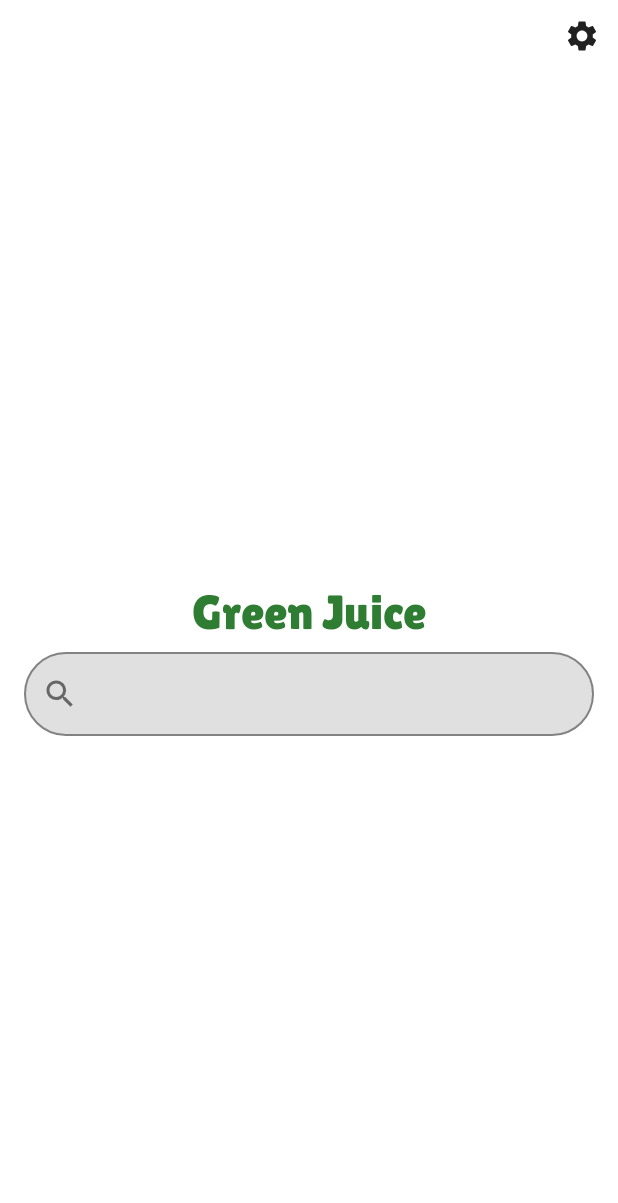
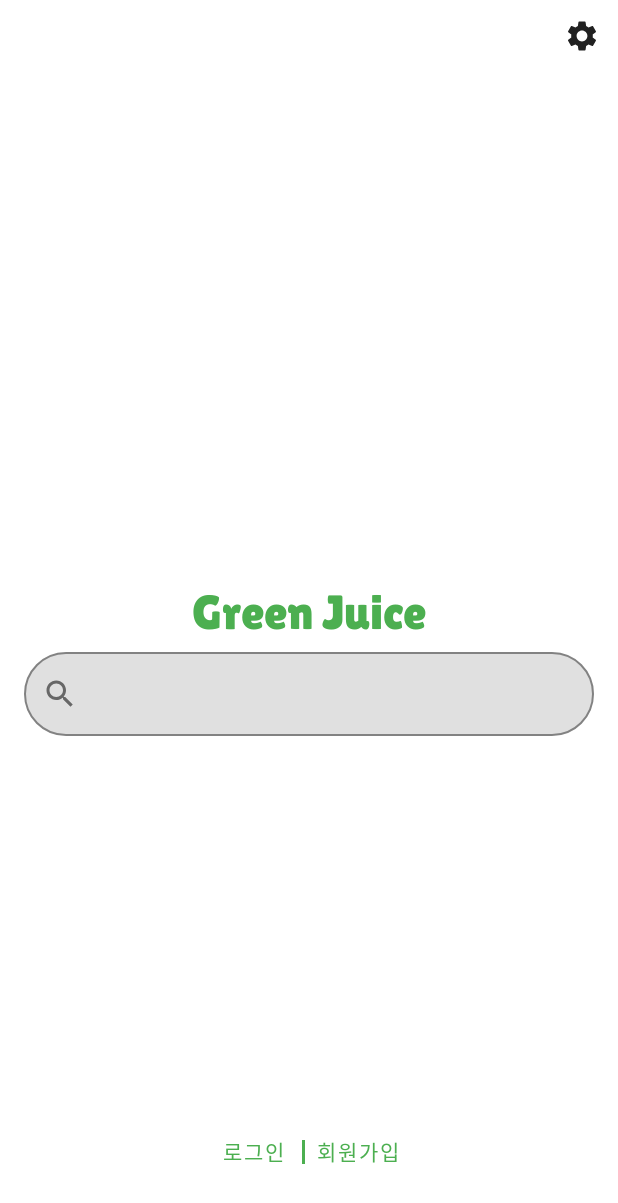
Before and after one commit to Starbow-Break/Green-Juice, an Android app built with Jetpack Compose: the screen it shows after launch (MainActivity), on a phone screen of 412 x 824 dp. Shown: the top 1203 px of the screen. Run offline under Robolectric (Android 15) with nearby library versions, the phone set to English and light mode, and no system bars; libraries missing offline, so code that uses them is left out: com.jakewharton.retrofit2.

Commit message:
로그인, 회원가입 화면 추가, 즐겨찾기 버튼 추가

```diff
--- a/app/src/main/java/com/starbow/greenjuice/GreenJuiceApplication.kt
+++ b/app/src/main/java/com/starbow/greenjuice/GreenJuiceApplication.kt
@@ -32,9 +32,9 @@ class GreenJuiceApplication : Application() {
         super.onCreate()
 
         val okHttpClient = OkHttpClient.Builder()
-            .connectTimeout(1000, TimeUnit.SECONDS)
-            .readTimeout(1000, TimeUnit.SECONDS)
-            .writeTimeout(1000, TimeUnit.SECONDS)
+            .connectTimeout(10, TimeUnit.SECONDS)
+            .readTimeout(300, TimeUnit.SECONDS)
+            .writeTimeout(300, TimeUnit.SECONDS)
             .build()
 
         val retrofitService = Retrofit.Builder()
--- a/app/src/main/java/com/starbow/greenjuice/enum/GreenJuiceScreen.kt
+++ b/app/src/main/java/com/starbow/greenjuice/enum/GreenJuiceScreen.kt
@@ -1,5 +1,9 @@
 package com.starbow.greenjuice.enum
 
 enum class GreenJuiceScreen(val title: String) {
-    MAIN(title = "메인"), RESULT(title = "결과"), SETTING(title = "설정")
+    MAIN(title = "메인"),
+    RESULT(title = "결과"),
+    SETTING(title = "설정"),
+    SIGN_IN(title = "로그인"),
+    SIGN_UP(title = "회원가입")
 }
--- a/app/src/main/java/com/starbow/greenjuice/enum/JuiceColor.kt
+++ b/app/src/main/java/com/starbow/greenjuice/enum/JuiceColor.kt
@@ -2,6 +2,8 @@ package com.starbow.greenjuice.enum
 
 import androidx.annotation.DrawableRes
 import androidx.annotation.StringRes
+import androidx.compose.material.MaterialTheme
+import androidx.compose.material.icons.Icons
 import androidx.compose.ui.graphics.Color
 import com.starbow.greenjuice.R
 import com.starbow.greenjuice.ui.theme.Green500
@@ -10,5 +12,5 @@ import com.starbow.greenjuice.ui.theme.Orange500
 enum class JuiceColor(@StringRes val stringRes: Int, @DrawableRes val imgRes: Int, val color: Color) {
     GREEN(stringRes = R.string.green, imgRes = R.drawable.green_juice, color = Green500),
     ORANGE(stringRes = R.string.orange, imgRes = R.drawable.orange_juice, color = Orange500),
-    RED(stringRes = R.string.red, imgRes = R.drawable.red_juice, color = Color.Red)
+    RED(stringRes = R.string.red, imgRes = R.drawable.red_juice, color = Color.Red),
 }
--- a/app/src/main/java/com/starbow/greenjuice/model/BlogPostItem.kt
+++ b/app/src/main/java/com/starbow/greenjuice/model/BlogPostItem.kt
@@ -26,12 +26,12 @@ data class BlogPostItem(
 
 fun BlogPostItem.toJuiceItem(): JuiceItem {
     val juiceColor = when(juice) {
-        "green", "yellow", "orange", "red" -> JuiceColor.valueOf(juice.uppercase())
-        else -> JuiceColor.GREEN
+        "green", "orange", "red" -> JuiceColor.valueOf(juice.uppercase())
+        else -> null
     }
     val sentiment = when(sentiment) {
         "positive", "neutral", "negative" -> Sentiment.valueOf(sentiment.uppercase())
-        else -> Sentiment.POSITIVE
+        else -> null
     }
     val hashtags = if(hashtags.isBlank() or hashtags.isEmpty()) emptyList()
     else hashtags.split("#").filter{ hashtag ->
--- a/app/src/main/java/com/starbow/greenjuice/model/JuiceItem.kt
+++ b/app/src/main/java/com/starbow/greenjuice/model/JuiceItem.kt
@@ -6,8 +6,8 @@ import com.starbow.greenjuice.enum.Sentiment
 data class JuiceItem(
     val title: String,
     val description: String,
-    val juiceColor: JuiceColor,
-    val sentiment: Sentiment,
+    val juiceColor: JuiceColor?,
+    val sentiment: Sentiment?,
     val hasPowerLink: Boolean,
     val hashtags: List<String>
 )
--- a/app/src/main/java/com/starbow/greenjuice/ui/CommonUi.kt
+++ b/app/src/main/java/com/starbow/greenjuice/ui/CommonUi.kt
@@ -20,6 +20,7 @@ import androidx.compose.ui.text.style.TextAlign
 import androidx.compose.ui.tooling.preview.Preview
 import androidx.compose.ui.unit.dp
 import com.starbow.greenjuice.R
+import com.starbow.greenjuice.ui.theme.Green500
 import com.starbow.greenjuice.ui.theme.Green800
 import com.starbow.greenjuice.ui.theme.GreenJuiceTheme
 import com.starbow.greenjuice.ui.theme.Typography
@@ -33,7 +34,7 @@ fun AppTitle(
         text = stringResource(id = R.string.app_name),
         style = Typography.h1,
         textAlign = TextAlign.Center,
-        color = Green800,
+        color = Green500,
         modifier = modifier
     )
 }
--- a/app/src/main/java/com/starbow/greenjuice/ui/GreenJuiceApp.kt
+++ b/app/src/main/java/com/starbow/greenjuice/ui/GreenJuiceApp.kt
@@ -30,7 +30,7 @@ fun GreenJuiceApp(
     val navController = rememberNavController()
     val backStackEntry by navController.currentBackStackEntryAsState()
 
-    val currentScreen: String = backStackEntry?.destination?.route ?: GreenJuiceScreen.MAIN.name
+    val currentScreenName: String = backStackEntry?.destination?.route ?: GreenJuiceScreen.MAIN.name
 
     val themeState = viewModel.themeState.collectAsState()
     val currentTheme = themeState.value
@@ -44,16 +44,19 @@ fun GreenJuiceApp(
     ) {
         Scaffold(
             topBar = {
-                //설정화면인 경우
-                if (currentScreen == GreenJuiceScreen.SETTING.name) {
+
+                when(val currentScreen = GreenJuiceScreen.valueOf(currentScreenName)) {
+                    GreenJuiceScreen.SETTING,
+                    GreenJuiceScreen.SIGN_IN,
+                    GreenJuiceScreen.SIGN_UP ->
                         GreenJuiceTopBar(
-                        title = GreenJuiceScreen.SETTING.title,
+                            title = currentScreen.title,
                             canNavigateBack = navController.previousBackStackEntry != null,
                             navigateUp = { navController.navigateUp() },
                         )
-                } else {
+                    else ->
                         GreenJuiceCustomTopBar(
-                        showTitle = currentScreen == GreenJuiceScreen.RESULT.name,
+                            showTitle = currentScreen == GreenJuiceScreen.RESULT,
                             canNavigateBack = navController.previousBackStackEntry != null,
                             navigateUp = { navController.navigateUp() },
                             navigateSettings = { navController.navigate(GreenJuiceScreen.SETTING.name) }
--- a/app/src/main/java/com/starbow/greenjuice/ui/navigation/GreenJuiceNavHost.kt
+++ b/app/src/main/java/com/starbow/greenjuice/ui/navigation/GreenJuiceNavHost.kt
@@ -23,10 +23,7 @@ import com.starbow.greenjuice.enum.GreenJuiceTheme
 import com.starbow.greenjuice.enum.JuiceColor
 import com.starbow.greenjuice.enum.Sentiment
 import com.starbow.greenjuice.ui.AppViewModelProvider
-import com.starbow.greenjuice.ui.screen.FilterDialog
-import com.starbow.greenjuice.ui.screen.MainScreen
-import com.starbow.greenjuice.ui.screen.SearchResultScreen
-import com.starbow.greenjuice.ui.screen.SettingScreen
+import com.starbow.greenjuice.ui.screen.*
 import com.starbow.greenjuice.ui.viewmodel.GreenJuiceNavHostViewModel
 
 @Composable
@@ -118,8 +115,22 @@ fun GreenJuiceNavHost(
                         viewModel.search()
                     }
                 },
-                onClearQuery = { viewModel.changeQuery("") }
+                onClearQuery = { viewModel.changeQuery("") },
+                onClickSignIn = { navController.navigate(GreenJuiceScreen.SIGN_IN.name) },
+                onClickSignUp = { navController.navigate(GreenJuiceScreen.SIGN_UP.name) }
             )
+        }
+
+        composable(
+            route = GreenJuiceScreen.SIGN_IN.name
+        ) {
+            SignInScreen()
+        }
+
+        composable(
+            route = GreenJuiceScreen.SIGN_UP.name
+        ) {
+            SignUpScreen()
         }
 
         composable(
--- a/app/src/main/java/com/starbow/greenjuice/ui/screen/MainScreen.kt
+++ b/app/src/main/java/com/starbow/greenjuice/ui/screen/MainScreen.kt
@@ -1,16 +1,19 @@
 package com.starbow.greenjuice.ui.screen
 
+import androidx.compose.foundation.background
 import androidx.compose.foundation.gestures.detectTapGestures
 import androidx.compose.foundation.layout.*
-import androidx.compose.material.MaterialTheme
-import androidx.compose.material.Surface
+import androidx.compose.material.*
 import androidx.compose.runtime.Composable
 import androidx.compose.ui.Alignment
 import androidx.compose.ui.Modifier
+import androidx.compose.ui.graphics.Color
 import androidx.compose.ui.input.pointer.pointerInput
 import androidx.compose.ui.platform.LocalFocusManager
+import androidx.compose.ui.res.stringResource
 import androidx.compose.ui.tooling.preview.Preview
 import androidx.compose.ui.unit.dp
+import com.starbow.greenjuice.R
 import com.starbow.greenjuice.ui.theme.GreenJuiceTheme
 
 //메인 화면 (처음 앱을 실행하고 아직 검색 기능을 사용하지 않은 상태에서 띄우는 화면)
@@ -20,7 +23,9 @@ fun MainScreen(
     query: String = "",
     onChangeQuery: (String) -> Unit = {},
     onSearch: () -> Unit = {},
-    onClearQuery: () -> Unit = {}
+    onClearQuery: () -> Unit = {},
+    onClickSignIn: () -> Unit = {},
+    onClickSignUp: () -> Unit = {},
 ) {
     Surface(
         modifier = modifier.fillMaxSize(),
@@ -28,12 +33,16 @@ fun MainScreen(
     ) {
         val focusManager = LocalFocusManager.current
 
+        Box (
+            modifier = Modifier.fillMaxSize()
+        ) {
             Column(
                 verticalArrangement = Arrangement.Center,
                 horizontalAlignment = Alignment.CenterHorizontally,
                 modifier = modifier
                     .fillMaxWidth()
                     .padding(16.dp)
+                    .align(Alignment.Center)
                     .pointerInput(Unit) {
                         detectTapGestures {
                             focusManager.clearFocus()
@@ -45,7 +54,51 @@ fun MainScreen(
                     query = query,
                     onChangeQuery = onChangeQuery,
                     onSearch = onSearch,
-                onClearQuery = onClearQuery
+                    onClearQuery = onClearQuery,
+                )
+            }
+
+            SignInSignUpButton(
+                onClickSignIn = onClickSignIn,
+                onClickSignUp = onClickSignUp,
+                modifier = Modifier
+                    .align(Alignment.BottomCenter)
+                    .padding(bottom = 32.dp)
+            )
+        }
+    }
+}
+
+@Composable
+fun SignInSignUpButton(
+    onClickSignIn: () -> Unit,
+    onClickSignUp: () -> Unit,
+    modifier: Modifier = Modifier
+) {
+    Row (
+        verticalAlignment = Alignment.CenterVertically,
+        modifier = modifier
+    ) {
+        TextButton(
+            onClick = onClickSignIn,
+        ) {
+            Text(
+                text = stringResource(id = R.string.sign_in),
+                color = MaterialTheme.colors.primary
+            )
+        }
+        Divider(
+            color = MaterialTheme.colors.primary,
+            modifier = Modifier
+                .width(2.dp)
+                .height(16.dp)
+        )
+        TextButton(
+            onClick = onClickSignUp,
+        ) {
+            Text(
+                text = stringResource(id = R.string.sign_up),
+                color = MaterialTheme.colors.primary
             )
         }
     }
--- a/app/src/main/java/com/starbow/greenjuice/ui/theme/Color.kt
+++ b/app/src/main/java/com/starbow/greenjuice/ui/theme/Color.kt
@@ -9,7 +9,10 @@ val Teal200 = Color(0xFF03DAC5)
 
 val Blue700 = Color(0xFF1976D2) //Color of Positive
 
+val Green200 = Color(0xFFA5D6A7)
 val Green500 = Color(0xFF4CAF50) //Color of Green Juice
 val Green800 = Color(0xFF2E7D32)
 
 val Orange500 = Color(0xFFFF9800) //Color of Orange Juice
+
+val YellowA400 = Color(0xFFFFEA00)
--- a/app/src/main/java/com/starbow/greenjuice/ui/theme/Theme.kt
+++ b/app/src/main/java/com/starbow/greenjuice/ui/theme/Theme.kt
@@ -7,13 +7,13 @@ import androidx.compose.material.lightColors
 import androidx.compose.runtime.Composable
 
 private val DarkColorPalette = darkColors(
-    primary = Purple200,
+    primary = Green200,
     primaryVariant = Purple700,
     secondary = Teal200
 )
 
 private val LightColorPalette = lightColors(
-    primary = Purple500,
+    primary = Green500,
     primaryVariant = Purple700,
     secondary = Teal200
 
--- a/app/src/main/java/com/starbow/greenjuice/ui/viewmodel/GreenJuiceNavHostViewModel.kt
+++ b/app/src/main/java/com/starbow/greenjuice/ui/viewmodel/GreenJuiceNavHostViewModel.kt
@@ -107,12 +107,14 @@ class GreenJuiceNavHostViewModel(
                 JuiceColor.GREEN -> numberOfNormal++
                 JuiceColor.ORANGE -> numberOfAdDoubt++
                 JuiceColor.RED -> numberOfAd++
+                else -> {}
             }
 
             when(item.sentiment) {
                 Sentiment.POSITIVE -> numberOfPositive++
                 Sentiment.NEUTRAL -> numberOfNeutrality++
                 Sentiment.NEGATIVE -> numberOfNegative++
+                else -> {}
             }
         }
 
--- /dev/null
+++ b/app/src/main/res/drawable/star.xml
@@ -0,0 +1,5 @@
+<vector android:height="24dp" android:tint="#000000"
+    android:viewportHeight="24" android:viewportWidth="24"
+    android:width="24dp" xmlns:android="http://schemas.android.com/apk/res/android">
+    <path android:fillColor="@android:color/white" android:pathData="M12,17.27L18.18,21l-1.64,-7.03L22,9.24l-7.19,-0.61L12,2 9.19,8.63 2,9.24l5.46,4.73L5.82,21z"/>
+</vector>
--- /dev/null
+++ b/app/src/main/res/drawable/star_outline.xml
@@ -0,0 +1,5 @@
+<vector android:height="24dp" android:tint="#000000"
+    android:viewportHeight="24" android:viewportWidth="24"
+    android:width="24dp" xmlns:android="http://schemas.android.com/apk/res/android">
+    <path android:fillColor="@android:color/white" android:pathData="M22,9.24l-7.19,-0.62L12,2 9.19,8.63 2,9.24l5.46,4.73L5.82,21 12,17.27 18.18,21l-1.63,-7.03L22,9.24zM12,15.4l-3.76,2.27 1,-4.28 -3.32,-2.88 4.38,-0.38L12,6.1l1.71,4.04 4.38,0.38 -3.32,2.88 1,4.28L12,15.4z"/>
+</vector>
--- a/app/src/main/res/values/strings.xml
+++ b/app/src/main/res/values/strings.xml
@@ -11,6 +11,8 @@
     <string name="positive">긍정</string>
     <string name="neutrality">중립</string>
     <string name="negative">부정</string>
+
+    <string name="unknown">Unknown</string>
 
     <string name="theme">테마</string>
     <string name="light_theme">밝은 테마</string>
@@ -40,4 +42,10 @@
     <string name="hashtag_token">#%s</string>
 
     <string name="add_data_button_text">더 보기</string>
+
+    <string name="id">ID</string>
+    <string name="password">비밀번호</string>
+    <string name="password_check">비밀번호 확인</string>
+    <string name="sign_in">로그인</string>
+    <string name="sign_up">회원가입</string>
 </resources>
```
Also changed, not shown: app/src/main/java/com/starbow/greenjuice/ui/screen/SearchResultScreen.kt (+91 -19 lines), app/src/main/java/com/starbow/greenjuice/ui/screen/SignInScreen.kt (added, +69 -0 lines), app/src/main/java/com/starbow/greenjuice/ui/screen/SignUpScreen.kt (added, +68 -0 lines), app/src/main/res/drawable/unknown.png (added). Lines whose indentation alone changed are shown as unchanged.
